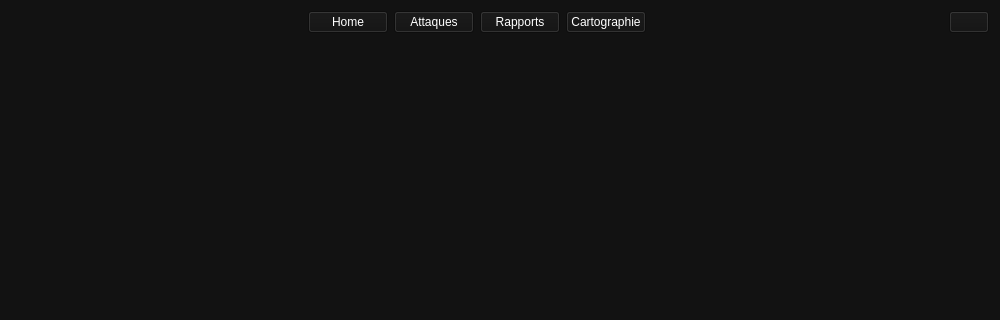
First picture: the form in frontend/ui/rapports.ui, repository Pauldechassey/Minatt-ck, before the edit; both pictures show x 0 to 1000 and y 0 to 320 of the 1000 by 700 pixel window.
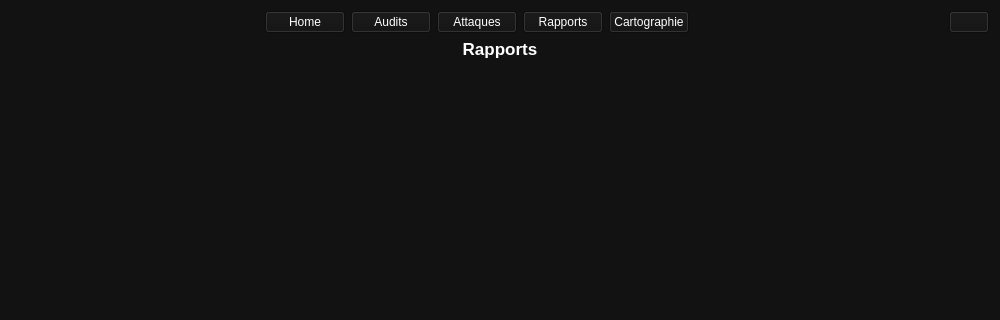
Second picture: the form after the edit.

Commit message: feat: button audits dans bar de menu + titre de page

The edit to the form file:
```diff
--- a/frontend/ui/rapports.ui
+++ b/frontend/ui/rapports.ui
@@ -21,40 +21,8 @@
   <layout class="QGridLayout" name="gridLayout_2">
    <item row="0" column="0">
     <layout class="QGridLayout" name="gridLayoutMenuRapports">
-     <item row="0" column="1">
-      <widget class="QPushButton" name="pushButtonHomeRapports">
-       <property name="styleSheet">
-        <string notr="true">QPushButton {
-    background-color: #00C853; /* Vert */
-    color: white;
-    font-weight: bold;
-    border-radius: 5px;
-    padding: 8px;
-}
-QPushButton:hover {
-    background-color: #009624; / survol */
-}</string>
-       </property>
-       <property name="text">
-        <string>Home</string>
-       </property>
-      </widget>
-     </item>
-     <item row="0" column="0">
-      <spacer name="horizontalSpacer">
-       <property name="orientation">
-        <enum>Qt::Orientation::Horizontal</enum>
-       </property>
-       <property name="sizeHint" stdset="0">
-        <size>
-         <width>40</width>
-         <height>20</height>
-        </size>
-       </property>
-      </spacer>
-     </item>
      <item row="0" column="4">
-      <widget class="QPushButton" name="pushButtonCartographieRapports">
+      <widget class="QPushButton" name="pushButtonRapportsRapports">
        <property name="styleSheet">
         <string notr="true">QPushButton {
     background-color: #00C853; /* Vert */
@@ -68,18 +36,37 @@
 }</string>
        </property>
        <property name="text">
-        <string>Cartographie</string>
+        <string>Rapports</string>
        </property>
       </widget>
      </item>
-     <item row="0" column="6">
+     <item row="0" column="7">
       <widget class="QPushButton" name="pushButtonDeconnexionRapports">
        <property name="text">
         <string/>
        </property>
       </widget>
      </item>
-     <item row="0" column="2">
+     <item row="0" column="1">
+      <widget class="QPushButton" name="pushButtonHomeRapports">
+       <property name="styleSheet">
+        <string notr="true">QPushButton {
+    background-color: #00C853; /* Vert */
+    color: white;
+    font-weight: bold;
+    border-radius: 5px;
+    padding: 8px;
+}
+QPushButton:hover {
+    background-color: #009624; / survol */
+}</string>
+       </property>
+       <property name="text">
+        <string>Home</string>
+       </property>
+      </widget>
+     </item>
+     <item row="0" column="3">
       <widget class="QPushButton" name="pushButtonAttaquesRapports">
        <property name="styleSheet">
         <string notr="true">QPushButton {
@@ -98,26 +85,7 @@
        </property>
       </widget>
      </item>
-     <item row="0" column="3">
-      <widget class="QPushButton" name="pushButtonRapportsRapports">
-       <property name="styleSheet">
-        <string notr="true">QPushButton {
-    background-color: #00C853; /* Vert */
-    color: white;
-    font-weight: bold;
-    border-radius: 5px;
-    padding: 8px;
-}
-QPushButton:hover {
-    background-color: #009624; / survol */
-}</string>
-       </property>
-       <property name="text">
-        <string>Rapports</string>
-       </property>
-      </widget>
-     </item>
-     <item row="0" column="5">
+     <item row="0" column="6">
       <spacer name="horizontalSpacer_2">
        <property name="orientation">
         <enum>Qt::Orientation::Horizontal</enum>
@@ -130,11 +98,62 @@
        </property>
       </spacer>
      </item>
+     <item row="0" column="5">
+      <widget class="QPushButton" name="pushButtonCartographieRapports">
+       <property name="styleSheet">
+        <string notr="true">QPushButton {
+    background-color: #00C853; /* Vert */
+    color: white;
+    font-weight: bold;
+    border-radius: 5px;
+    padding: 8px;
+}
+QPushButton:hover {
+    background-color: #009624; / survol */
+}</string>
+       </property>
+       <property name="text">
+        <string>Cartographie</string>
+       </property>
+      </widget>
+     </item>
+     <item row="0" column="0">
+      <spacer name="horizontalSpacer">
+       <property name="orientation">
+        <enum>Qt::Orientation::Horizontal</enum>
+       </property>
+       <property name="sizeHint" stdset="0">
+        <size>
+         <width>40</width>
+         <height>20</height>
+        </size>
+       </property>
+      </spacer>
+     </item>
+     <item row="0" column="2">
+      <widget class="QPushButton" name="pushButtonAuditsRapports">
+       <property name="styleSheet">
+        <string notr="true">QPushButton {
+    background-color: #00C853; /* Vert */
+    color: white;
+    font-weight: bold;
+    border-radius: 5px;
+    padding: 8px;
+}
+QPushButton:hover {
+    background-color: #009624; / survol */
+}</string>
+       </property>
+       <property name="text">
+        <string>Audits</string>
+       </property>
+      </widget>
+     </item>
     </layout>
    </item>
    <item row="1" column="0">
     <layout class="QGridLayout" name="gridLayout">
-     <item row="0" column="0">
+     <item row="1" column="0">
       <spacer name="verticalSpacer">
        <property name="orientation">
         <enum>Qt::Orientation::Vertical</enum>
@@ -147,6 +166,22 @@
        </property>
       </spacer>
      </item>
+     <item row="0" column="0">
+      <widget class="QLabel" name="labelNomRapports">
+       <property name="font">
+        <font>
+         <pointsize>13</pointsize>
+         <bold>true</bold>
+        </font>
+       </property>
+       <property name="text">
+        <string>Rapports</string>
+       </property>
+       <property name="alignment">
+        <set>Qt::AlignmentFlag::AlignCenter</set>
+       </property>
+      </widget>
+     </item>
     </layout>
    </item>
   </layout>
```
The commit also changes 8 other files.
